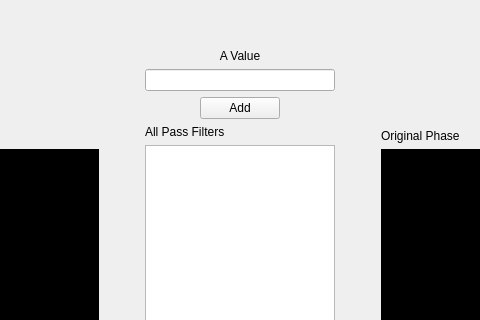
Before: the Qt Designer form phaseCorrection.ui in joyou159/Realtime_Digital_Filter_Design, drawn with Qt 5; both pictures show x 160 to 640 and y 0 to 320 of the 800 by 584 pixel window.
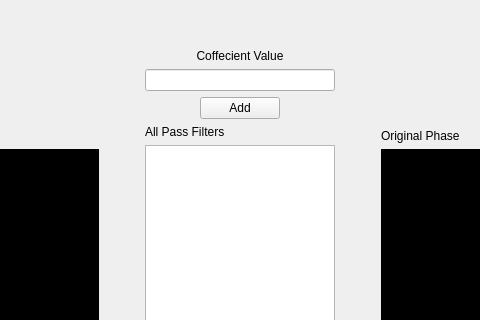
After: the same form once the commit is applied. Custom widgets are drawn as their Qt base class.

```diff
--- a/phaseCorrection.ui
+++ b/phaseCorrection.ui
@@ -93,7 +93,7 @@
           <item>
            <widget class="QLabel" name="label">
             <property name="text">
-             <string>A Value</string>
+             <string>Coffecient Value</string>
             </property>
             <property name="alignment">
              <set>Qt::AlignCenter</set>
```
Left out of the diff: 20 changed lines with no effect on the pictures.
